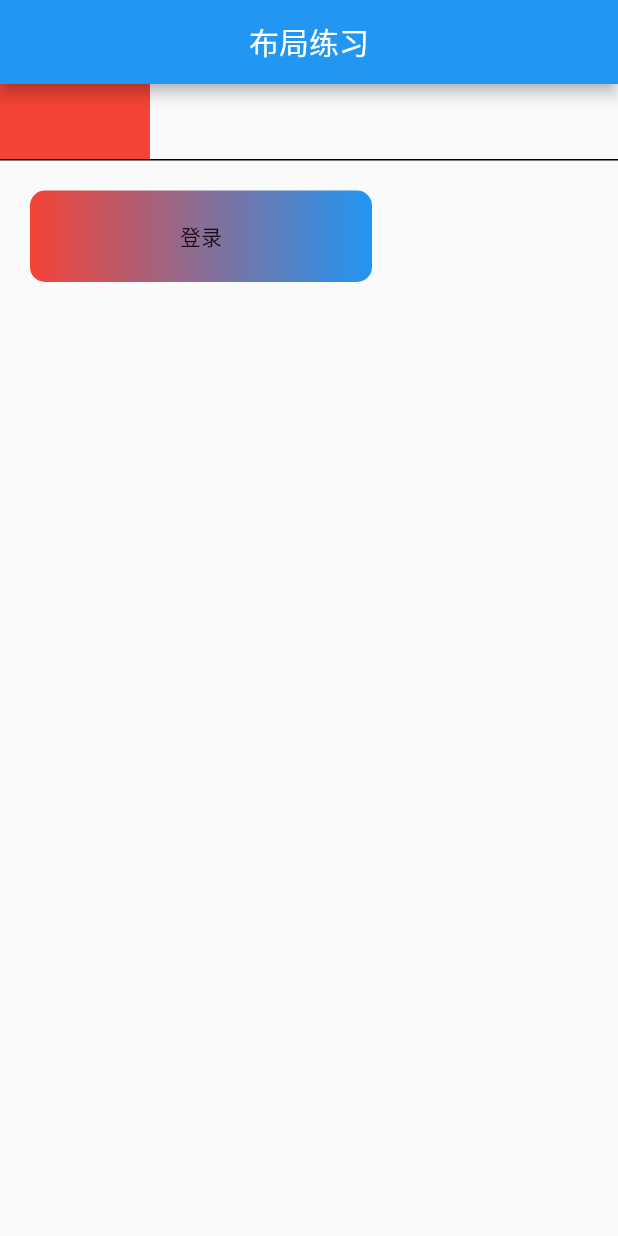
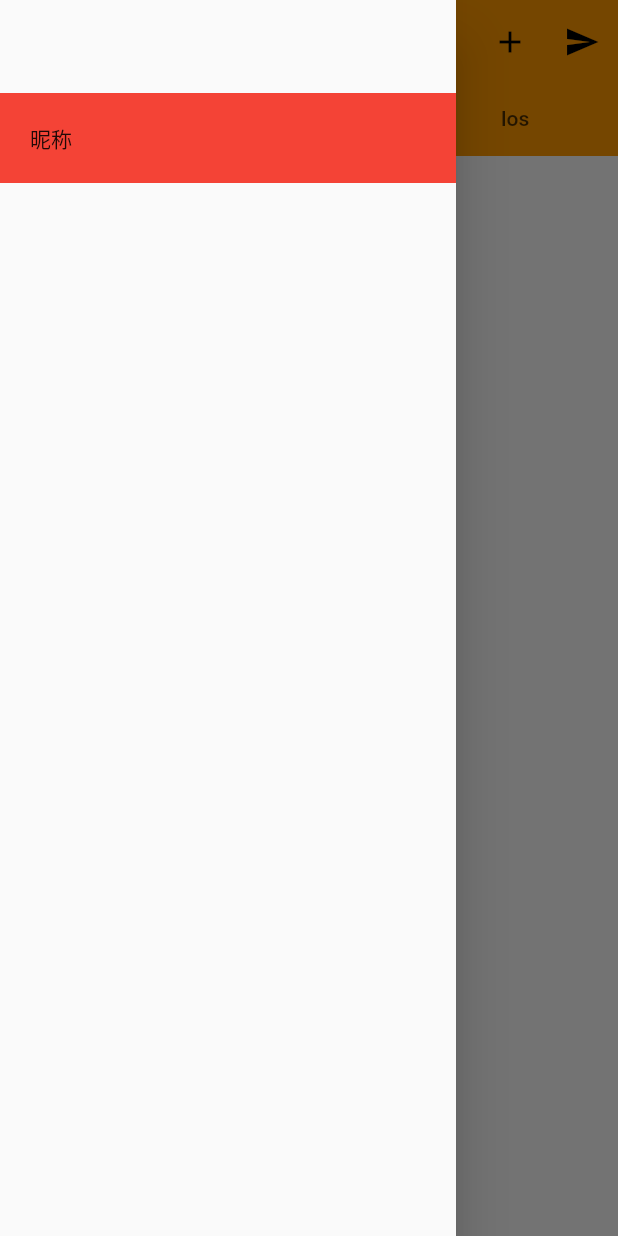
Before and after one commit to rainy1251/untitled, a Flutter app: the screen it shows after launch, with the side drawer open (before the commit the screen has no drawer), on a phone screen of 412 x 824 dp. Run offline on Flutter 3.47's test engine with Material 2 defaults, Android fonts, the phone set to English and light mode, and no system bars.

Commit message:
TabBar和Drawer

```diff
--- a/lib/main.dart
+++ b/lib/main.dart
@@ -1,6 +1,7 @@
 import 'package:flutter/material.dart';
 import 'package:untitled/widgets/LayoutWidget.dart';
 import 'package:untitled/widgets/LoginPage.dart';
+import 'package:untitled/widgets/SecondPage.dart';
 import 'package:untitled/widgets/demo_1.dart';
 
 main() => runApp(const MyApp());
@@ -12,11 +13,16 @@ class MyApp extends StatelessWidget {
   Widget build(BuildContext context) {
     return MaterialApp(
       debugShowCheckedModeBanner: false,
+      theme: ThemeData(
+        primarySwatch: Colors.orange,
+        brightness: Brightness.light,
+      ),
       routes: {
         "/": (context) => LoginPage(),
         "layout": (context) => LayoutWidget(),
+        "second": (context) => SecondPage(),
       },
-      initialRoute: "layout",
+      initialRoute: "second",
       onGenerateRoute: (RouteSettings s) {
         print(s);
         switch (s.name) {
--- a/lib/widgets/LayoutWidget.dart
+++ b/lib/widgets/LayoutWidget.dart
@@ -244,8 +244,12 @@ class ConstrainedBoxWidget extends StatelessWidget {
             decoration: BoxDecoration(
                 gradient: LinearGradient(colors: [Colors.red, Colors.blue]),
                 borderRadius: BorderRadius.circular(10.0),
-                boxShadow:
-            ),
+                boxShadow: [
+                  BoxShadow(
+                      color: Colors.black45,
+                      offset: Offset(2.0, 2.0),
+                      blurRadius: 2.0)
+                ]),
             child: Padding(
               padding: EdgeInsetsDirectional.only(
                   start: 100, top: 20, end: 100, bottom: 20),
--- /dev/null
+++ b/lib/widgets/SecondPage.dart
@@ -0,0 +1,131 @@
+import 'package:flutter/cupertino.dart';
+import 'package:flutter/material.dart';
+
+class SecondPage extends StatefulWidget {
+  SecondPage({Key? key}) : super(key: key);
+  List<Widget> widgets = [FlutterView(), AndroidView(), IosView()];
+
+  @override
+  _SecondPageState createState() => _SecondPageState();
+}
+
+class _SecondPageState extends State<SecondPage>
+    with SingleTickerProviderStateMixin {
+  List tabs = ["Flutter", "Android", "Ios"];
+  late TabController _tabController;
+
+  @override
+  void initState() {
+    // TODO: implement initState
+    super.initState();
+    _tabController = TabController(length: tabs.length, vsync: this);
+  }
+
+  @override
+  void dispose() {
+    // TODO: implement dispose
+    super.dispose();
+    _tabController.dispose();
+  }
+
+  @override
+  Widget build(BuildContext context) {
+    return Scaffold(
+        appBar: AppBar(
+          title: Text("这是第二页"),
+          centerTitle: true,
+          // leading: IconButton(
+          //     onPressed: () {
+          //       print("点我了");
+          //     },
+          //     icon: Icon(Icons.home)),
+          actions: [
+            IconButton(
+                onPressed: () {
+                  print("add");
+                },
+                icon: Icon(Icons.add)),
+            IconButton(
+                onPressed: () {
+                  print("send");
+                },
+                icon: Icon(Icons.send))
+          ],
+          elevation: 0.0,
+          bottom: TabBar(
+              controller: _tabController,
+              tabs: tabs
+                  .map((e) => Tab(
+                        text: e,
+                      ))
+                  .toList()),
+        ),
+        drawer: MyDrawer(),
+        body: TabBarView(
+          children: widget.widgets,
+          controller: _tabController,
+        ));
+  }
+}
+
+class FlutterView extends StatelessWidget {
+  const FlutterView({Key? key}) : super(key: key);
+
+  @override
+  Widget build(BuildContext context) {
+    return Container(
+      child: Text("Flutter"),
+    );
+  }
+}
+
+class AndroidView extends StatelessWidget {
+  const AndroidView({Key? key}) : super(key: key);
+
+  @override
+  Widget build(BuildContext context) {
+    return Container(
+      child: Text("Android"),
+    );
+  }
+}
+
+class IosView extends StatelessWidget {
+  const IosView({Key? key}) : super(key: key);
+
+  @override
+  Widget build(BuildContext context) {
+    return Container(
+      child: Text("Ios"),
+    );
+  }
+}
+
+class MyDrawer extends StatelessWidget {
+  const MyDrawer({Key? key}) : super(key: key);
+
+  @override
+  Widget build(BuildContext context) {
+    return Drawer(
+      child: MediaQuery.removePadding(
+          context: context,
+          removeTop: true,
+          child: Column(
+            crossAxisAlignment: CrossAxisAlignment.start,
+            children: [
+              Padding(
+                padding: EdgeInsets.only(top: 62),
+                child: ConstrainedBox(
+                  constraints:
+                      BoxConstraints.expand(width: double.infinity, height: 60),
+                  child: Container(
+                      color: Colors.red,
+                      padding: EdgeInsets.only(top: 20, left: 20),
+                      child: Text("昵称")),
+                ),
+              )
+            ],
+          )),
+    );
+  }
+}
```
